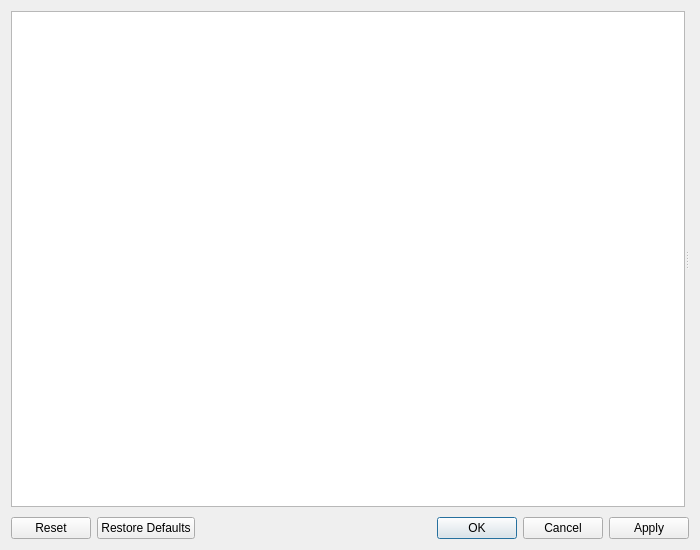
Before: the Qt Designer form src/dialog/settingdialog.ui in Wing-summer/WingHexExplorer2, drawn with Qt 5.
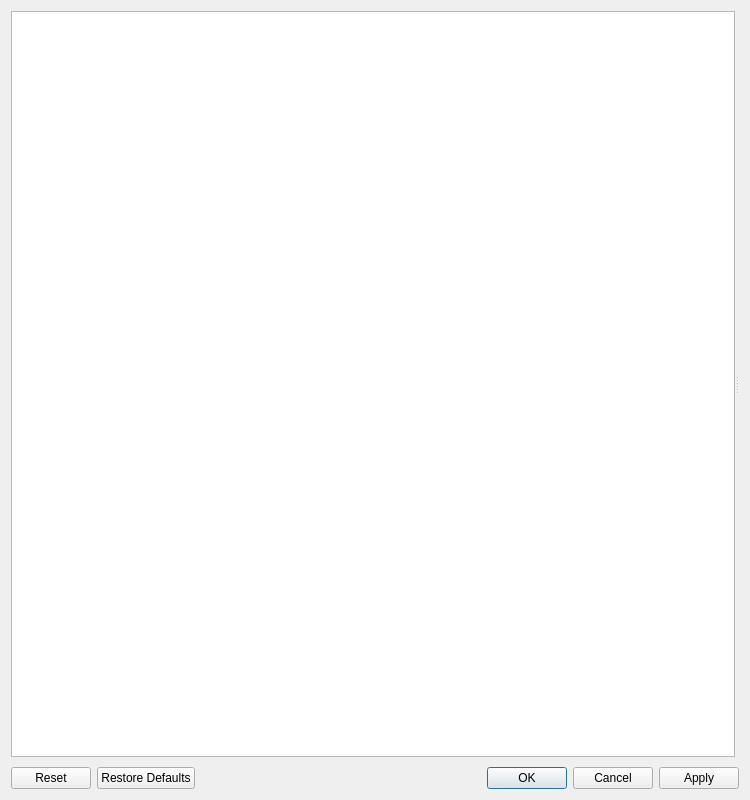
After: the same form once the commit is applied. Icons and pictures are not drawn.

Patch:
```diff
--- a/src/dialog/settingdialog.ui
+++ b/src/dialog/settingdialog.ui
@@ -6,10 +6,16 @@
    <rect>
     <x>0</x>
     <y>0</y>
-    <width>700</width>
-    <height>550</height>
+    <width>750</width>
+    <height>800</height>
    </rect>
   </property>
+  <property name="minimumSize">
+   <size>
+    <width>0</width>
+    <height>500</height>
+   </size>
+  </property>
   <property name="windowTitle">
    <string>Settings</string>
   </property>
```
